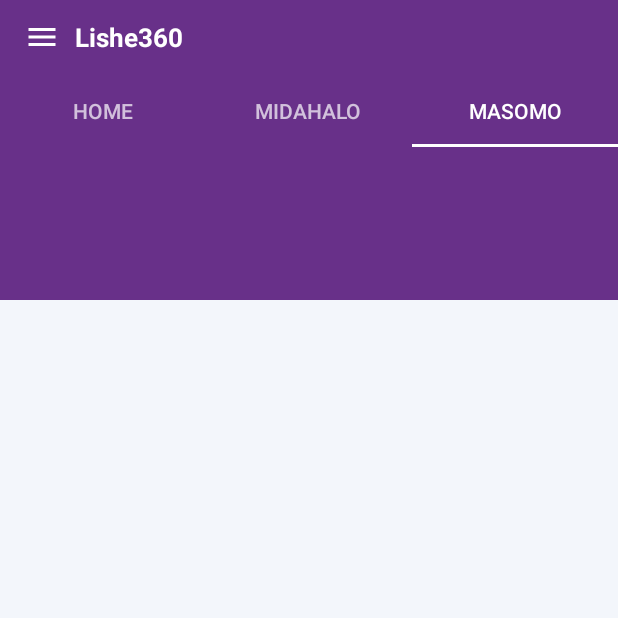
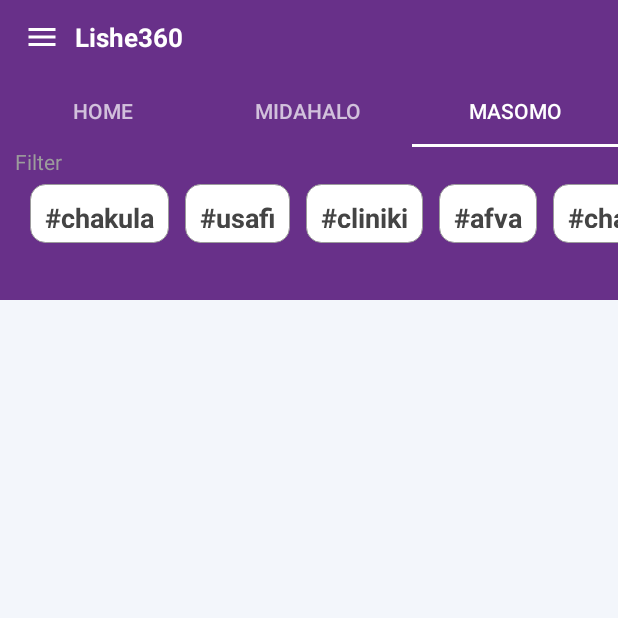
Before and after one commit to AdoSilver/lishe360, an Android app: the MainActivity screen opened directly, with no data from a screen before it, tab 3 chosen, on a phone screen of 412 x 824 dp, the top half of it. Run offline under Robolectric (Android 15) with nearby library versions, the phone set to English and light mode, and no system bars; our stand-ins replace Firebase (no records; nobody signed in at launch, a user with empty details on screens opened directly), Volley; libraries missing offline, so code that uses them is left out: com.onesignal; pictures from the network do not load; 2 statements that could not run were skipped.

Commit message:
Filtering on Schedule Fragment Enabled

```diff
--- a/app/src/main/java/com/cardeanutrition/lishe360app/activities/MainActivity.java
+++ b/app/src/main/java/com/cardeanutrition/lishe360app/activities/MainActivity.java
@@ -47,6 +47,7 @@ public class MainActivity extends BaseActivity implements NavigationView.OnNavig
     private String currentUserId;
     private Locale locale;
     FirebaseUser firebaseUser;
+    public ScheduleFragment scheduleFragment;
 
 
     @Override
@@ -62,6 +63,8 @@ public class MainActivity extends BaseActivity implements NavigationView.OnNavig
 
         Toolbar toolbar = (Toolbar) findViewById(R.id.toolbar);
         setSupportActionBar(toolbar);
+
+        scheduleFragment = new ScheduleFragment();
 
 
         SharedPreferences settings = PreferenceManager.getDefaultSharedPreferences(this);
@@ -120,7 +123,7 @@ public class MainActivity extends BaseActivity implements NavigationView.OnNavig
         homeViewPagerAdapter = new HomeViewPagerAdapter(getSupportFragmentManager());
         homeViewPagerAdapter.addFragments(new HomeFragment(), "Home");
         homeViewPagerAdapter.addFragments(new UsersFragment(), "Midahalo");
-        homeViewPagerAdapter.addFragments(new ScheduleFragment(), "Masomo");
+        homeViewPagerAdapter.addFragments(scheduleFragment, "Masomo");
 
 
         homeViewPager.setAdapter(homeViewPagerAdapter);
--- a/app/src/main/java/com/cardeanutrition/lishe360app/fragments/ScheduleFragment.java
+++ b/app/src/main/java/com/cardeanutrition/lishe360app/fragments/ScheduleFragment.java
@@ -18,6 +18,7 @@ import android.view.LayoutInflater;
 import android.view.Menu;
 import android.view.MenuInflater;
 import android.view.MenuItem;
+import android.view.MotionEvent;
 import android.view.View;
 import android.view.ViewGroup;
 import android.widget.ProgressBar;
@@ -51,6 +52,12 @@ public class ScheduleFragment extends Fragment implements TopiscAdapter.OnItemCl
     private List<Topics> mList;
     private SwipeRefreshLayout swipeContainer;
     private ProfileManager profileManager;
+    List<String> selected_categories;
+    RecyclerView categoriesRecyclerView;
+    RecyclerView.LayoutManager categoriesLayoutManager;
+    categoriesRecyclerAdapter categoriesRecyclerAdapter;
+
+    public String keyword = null;
 
 
     public ScheduleFragment() {
@@ -99,14 +106,31 @@ public class ScheduleFragment extends Fragment implements TopiscAdapter.OnItemCl
         mProgressBar = (ProgressBar) view.findViewById(R.id.pb);
         swipeContainer = (SwipeRefreshLayout) view.findViewById(R.id.swipeContainer);
         recyclerView = (RecyclerView) view.findViewById(R.id.topicsrecycleview);
+        categoriesRecyclerView = (RecyclerView) view.findViewById(R.id.cs_category_recycler_view);
+        categoriesRecyclerView.setHasFixedSize(true);
         recyclerView.setHasFixedSize(true);
         LinearLayoutManager layoutManager = new LinearLayoutManager(getActivity());
         profileManager = ProfileManager.getInstance(getActivity());
+
+        selected_categories = new ArrayList<>();
 
         layoutManager.setReverseLayout(true);
         layoutManager.setStackFromEnd(true);
         recyclerView.setLayoutManager(layoutManager);
 
+        categoriesLayoutManager = new LinearLayoutManager(getActivity(),LinearLayoutManager.HORIZONTAL,false);
+        categoriesRecyclerView.setLayoutManager(categoriesLayoutManager);
+        initializingCategories();
+
+        categoriesRecyclerAdapter = new categoriesRecyclerAdapter(getActivity(),selected_categories);
+        categoriesRecyclerView.setAdapter(categoriesRecyclerAdapter);
+        categoriesRecyclerView.setOnTouchListener(new View.OnTouchListener() {
+            @Override
+            public boolean onTouch(View v, MotionEvent event) {
+                //nameEdit.clearFocus();
+                return false;
+            }
+        });
 
         swipeContainer.setOnRefreshListener(new SwipeRefreshLayout.OnRefreshListener() {
             @Override
@@ -114,13 +138,9 @@ public class ScheduleFragment extends Fragment implements TopiscAdapter.OnItemCl
                 if (hasInternetConnection()) {
                     retrieveData();
                     swipeContainer.setRefreshing(false);
-
-
                 } else {
-
                     swipeContainer.setRefreshing(false);
                     showSnackBar(R.string.internet_connection_failed);
-
                 }
             }
 
@@ -243,4 +263,14 @@ public class ScheduleFragment extends Fragment implements TopiscAdapter.OnItemCl
         b.getButton(b.BUTTON_POSITIVE).setTextColor(getResources().getColor(R.color.primary));
 
     }
+
+
+    private void initializingCategories(){
+        String[] categoriesNames = {"chakula","usafi","cliniki", "afya", "chanjo","madawa"};
+        for(int i=1; i < categoriesNames.length+1; i++){
+            selected_categories.add(categoriesNames[i-1]);
+        }
+    }
+
+
 }
--- /dev/null
+++ b/app/src/main/res/color/category_button_state_list.xml
@@ -0,0 +1,11 @@
+<?xml version="1.0" encoding="utf-8"?>
+<selector xmlns:android="http://schemas.android.com/apk/res/android">
+
+    <item android:state_pressed="true"
+        android:color="#444444"/>
+    <item android:state_pressed="false"
+        android:color="@color/white"/>
+    <item android:state_focused="true"
+        android:color="@color/white"/>
+
+</selector>
--- /dev/null
+++ b/app/src/main/res/color/category_pressed_btn_state_list.xml
@@ -0,0 +1,11 @@
+<?xml version="1.0" encoding="utf-8"?>
+<selector xmlns:android="http://schemas.android.com/apk/res/android">
+
+    <item android:state_pressed="true"
+        android:color="@color/white"/>
+    <item android:state_pressed="false"
+        android:color="#444444"/>
+    <item android:state_focused="true"
+        android:color="#444444"/>
+
+</selector>
--- /dev/null
+++ b/app/src/main/res/drawable-hdpi/category_background.xml
@@ -0,0 +1,14 @@
+<?xml version="1.0" encoding="utf-8"?>
+<shape xmlns:android="http://schemas.android.com/apk/res/android">
+
+    <!-- Background Color -->
+    <solid android:color="@color/category_button_state_list" />
+
+    <!-- Border Color -->
+    <stroke android:width="0.3dp" android:color="#9c9c9c" />
+
+    <!-- Round Corners -->
+    <corners android:radius="@dimen/cs_layout_margin_top" />
+
+
+</shape>
--- /dev/null
+++ b/app/src/main/res/drawable-hdpi/category_pressed_background.xml
@@ -0,0 +1,14 @@
+<?xml version="1.0" encoding="utf-8"?>
+<shape xmlns:android="http://schemas.android.com/apk/res/android">
+
+    <!-- Background Color -->
+    <solid android:color="@color/category_pressed_btn_state_list" />
+
+    <!-- Border Color -->
+    <stroke android:width="0.3dp" android:color="#444444" />
+
+    <!-- Round Corners -->
+    <corners android:radius="@dimen/cs_layout_margin_top" />
+
+
+</shape>
--- /dev/null
+++ b/app/src/main/res/layout/category_layout.xml
@@ -0,0 +1,34 @@
+<?xml version="1.0" encoding="utf-8"?>
+<RelativeLayout
+    xmlns:android="http://schemas.android.com/apk/res/android"
+    android:layout_width="wrap_content"
+    android:layout_height="wrap_content"
+    android:gravity="center"
+    android:padding="@dimen/cs_top_general_layout_margin">
+
+    <TextView
+        android:layout_width="wrap_content"
+        android:layout_height="wrap_content"
+        android:background="@drawable/category_background"
+        android:textSize="@dimen/content_text_size"
+        android:padding="@dimen/login_regular_padding"
+        android:textStyle="bold"
+        android:fontFamily="sans-serif"
+        android:text="#Category"
+        android:textColor="#444444"
+        android:id="@+id/cs_category_text"/>
+
+    <TextView
+        android:layout_width="wrap_content"
+        android:layout_height="wrap_content"
+        android:background="@drawable/category_pressed_background"
+        android:textSize="@dimen/content_text_size"
+        android:padding="@dimen/login_regular_padding"
+        android:textStyle="bold"
+        android:fontFamily="sans-serif"
+        android:text="#Category"
+        android:textColor="#ffffff"
+        android:id="@+id/cs_category_text_pressed"
+        android:visibility="gone"/>
+
+</RelativeLayout>
--- a/app/src/main/res/layout/fragment_schedule.xml
+++ b/app/src/main/res/layout/fragment_schedule.xml
@@ -5,11 +5,32 @@
     tools:context="com.cardeanutrition.lishe360app.fragments.ScheduleFragment">
 
 
+    <LinearLayout
+        android:layout_width="match_parent"
+        android:layout_height="wrap_content"
+        android:orientation="vertical">
+
+        <TextView
+            android:layout_width="wrap_content"
+            android:layout_height="wrap_content"
+            android:text="Filter"
+            android:paddingLeft="@dimen/login_regular_padding"
+            android:textColor="#9c9c9c"
+            android:textSize="@dimen/signup_textEdit_textSize"/>
+
+        <android.support.v7.widget.RecyclerView
+            android:layout_width="match_parent"
+            android:layout_height="@dimen/toolbar_height"
+            android:layout_gravity="center"
+            android:layout_marginLeft="@dimen/login_regular_padding"
+            android:id="@+id/cs_category_recycler_view">
+        </android.support.v7.widget.RecyclerView>
 
         <android.support.v4.widget.SwipeRefreshLayout
             android:id="@+id/swipeContainer"
             android:layout_width="match_parent"
-        android:layout_height="match_parent">
+            android:layout_height="match_parent"
+            android:layout_marginTop="3dp">
 
             <android.support.v7.widget.RecyclerView
                 android:id="@+id/topicsrecycleview"
@@ -17,6 +38,8 @@
                 android:layout_height="match_parent"/>
 
         </android.support.v4.widget.SwipeRefreshLayout>
+
+    </LinearLayout>
 
 
     <ProgressBar
```
Also changed, not shown: app/src/main/java/com/cardeanutrition/lishe360app/fragments/categoriesRecyclerAdapter.java (added, +105 -0 lines), app/src/main/res/values-normal/dimensions.xml (+15 -0 lines). Lines whose indentation alone changed are shown as unchanged.
